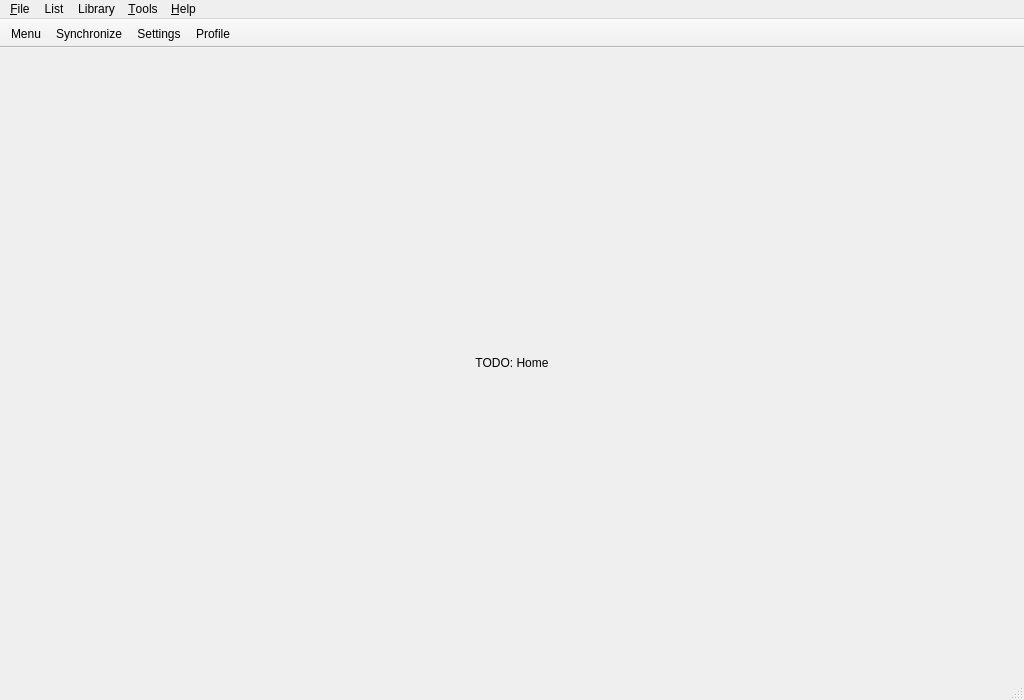
Above: src/gui/main/main_window.ui from RobertCiochina/taigaV2 before the change. Below: the same form after it.
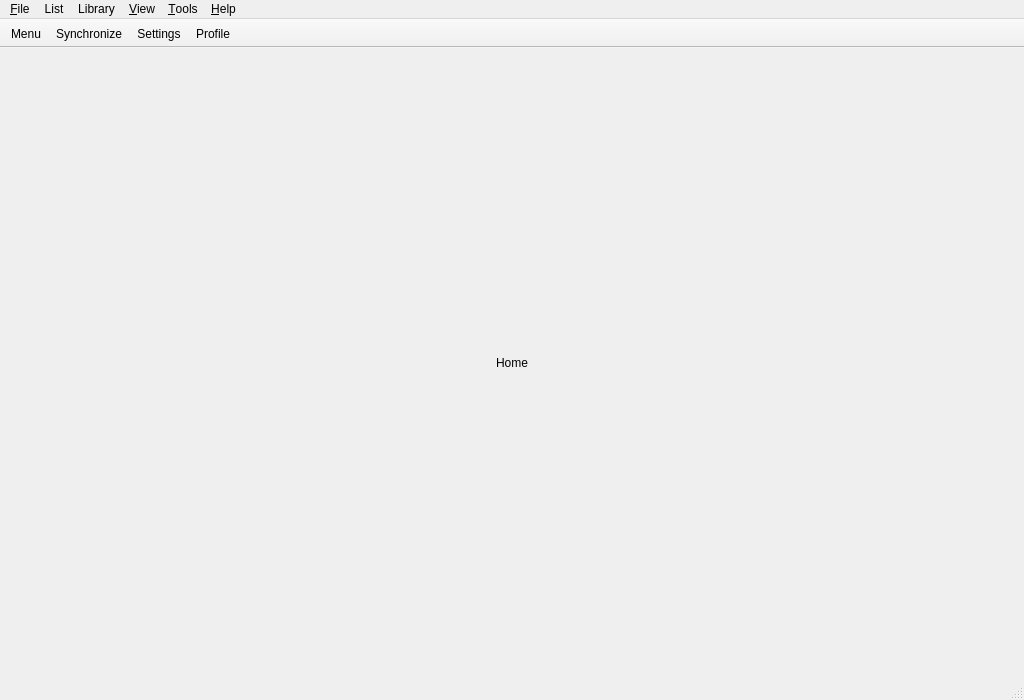
That is the form after the change. The open tabs and pages were chosen to show the change.

```diff
--- a/src/gui/main/main_window.ui
+++ b/src/gui/main/main_window.ui
@@ -56,7 +56,7 @@
          <item>
           <widget class="QLabel" name="label">
            <property name="text">
-            <string>TODO: Home</string>
+            <string>Home</string>
            </property>
            <property name="alignment">
             <set>Qt::AlignmentFlag::AlignCenter</set>
@@ -132,6 +132,13 @@
     <addaction name="separator"/>
     <addaction name="menuExport"/>
    </widget>
+   <widget class="QMenu" name="menuView">
+    <property name="title">
+     <string>&amp;View</string>
+    </property>
+    <addaction name="actionToggleStatusbar"/>
+    <addaction name="actionToggleNowPlaying"/>
+   </widget>
    <widget class="QMenu" name="menuTools">
     <property name="title">
      <string>&amp;Tools</string>
@@ -177,6 +184,7 @@
    <addaction name="menuFile"/>
    <addaction name="menuList"/>
    <addaction name="menuLibrary"/>
+   <addaction name="menuView"/>
    <addaction name="menuTools"/>
    <addaction name="menuHelp"/>
   </widget>
```
Left out of the diff: 24 changed lines with no effect on the pictures.
